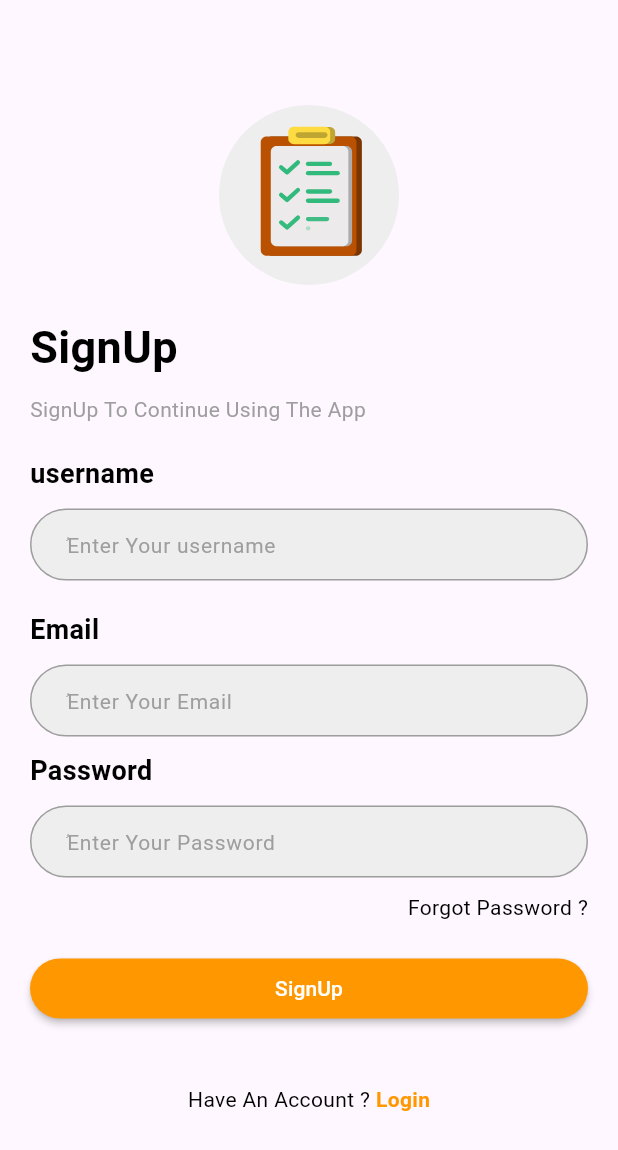
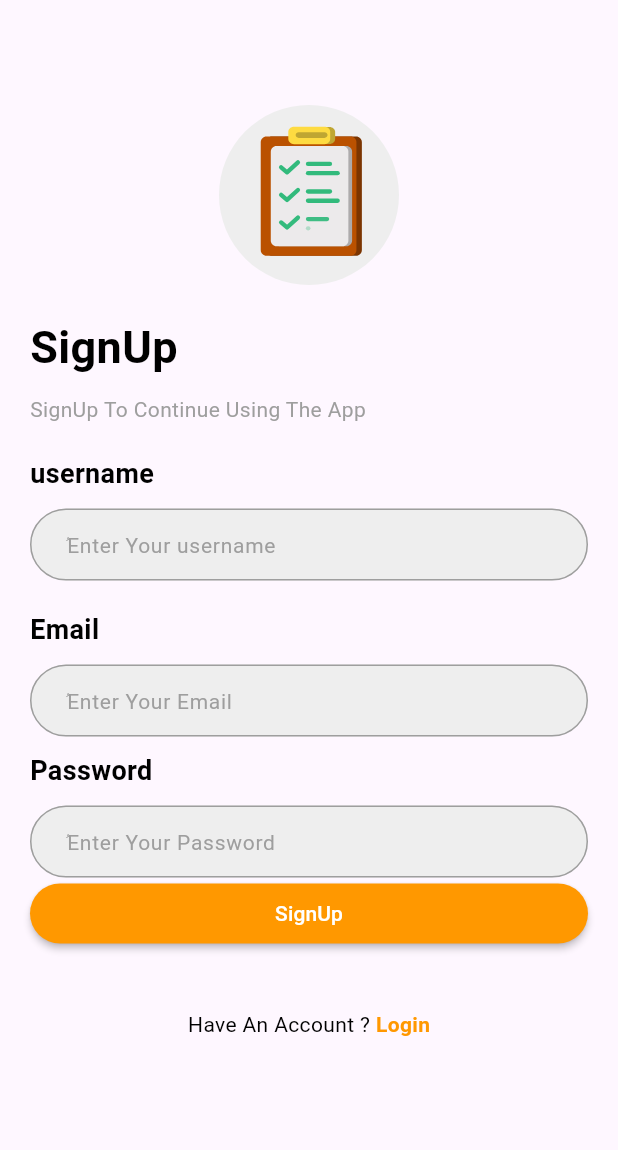
Before and after one commit to abdellahayoujil/flutter_firebase, a Flutter app: the SignUp screen opened by its route, on a phone screen of 412 x 824 dp. Shown: the top 1150 px of the screen. Run offline on Flutter 3.47's test engine with Material 3 defaults, Android fonts, the phone set to English and light mode, and no system bars; our stand-ins replace awesome_dialog, firebase_auth, firebase_core, google_sign_in, lottie; accounts and stored records are empty.

```diff
--- a/lib/auth/signup.dart
+++ b/lib/auth/signup.dart
@@ -97,14 +97,6 @@ class _SignUpState extends State<SignUp> {
                     return null;
                   },
                 ),
-                Container(
-                  margin: const EdgeInsets.only(top: 10, bottom: 20),
-                  alignment: Alignment.topRight,
-                  child: const Text(
-                    "Forgot Password ?",
-                    style: TextStyle(fontSize: 14, color: Colors.black),
-                  ),
-                ),
               ],
             ),
           ),
```
Also changed, not shown: lib/auth/login.dart (+46 -9 lines), 4 other files.
